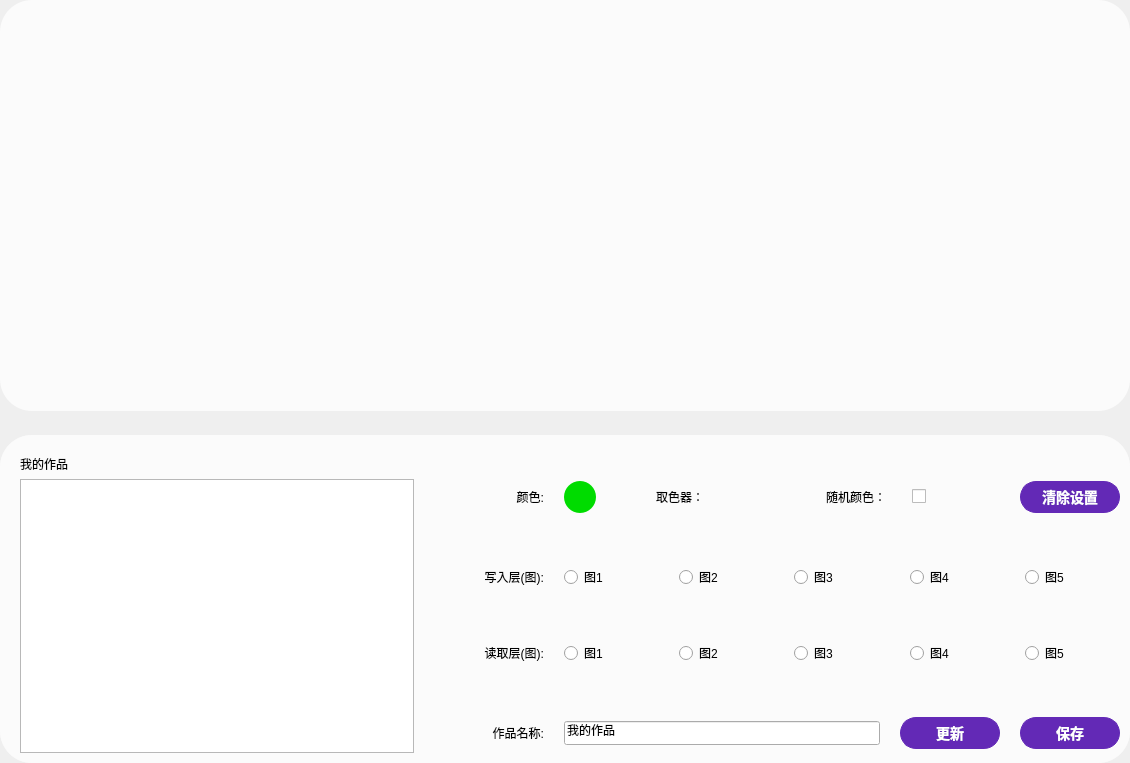
Qt form FrameLight.ui (wlffeng2008/AkkoStudio) before a commit.
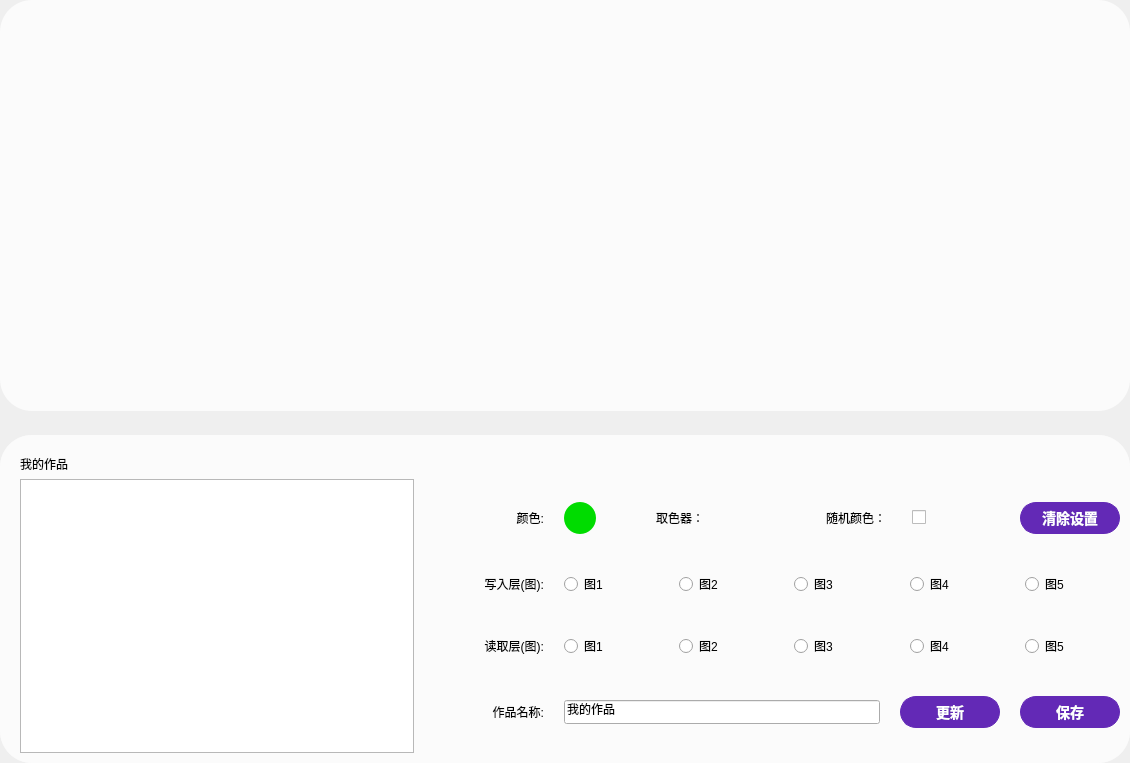
The same form after that commit. Icons and pictures are not drawn. Custom widgets are drawn as their Qt base class.

The edit to the form file:
```diff
--- a/FrameLight.ui
+++ b/FrameLight.ui
@@ -285,6 +285,9 @@
          </item>
          <item>
           <layout class="QVBoxLayout" name="verticalLayout_3">
+           <property name="spacing">
+            <number>15</number>
+           </property>
            <item>
             <layout class="QHBoxLayout" name="horizontalLayout_4" stretch="0,1,0,0,1,0,0,1,0,2">
              <property name="spacing">
```
